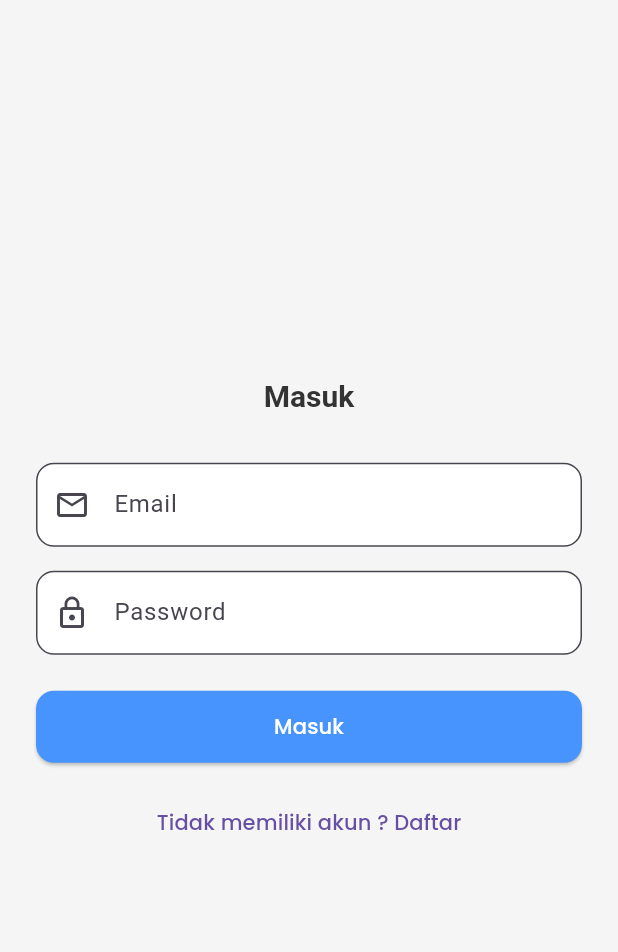
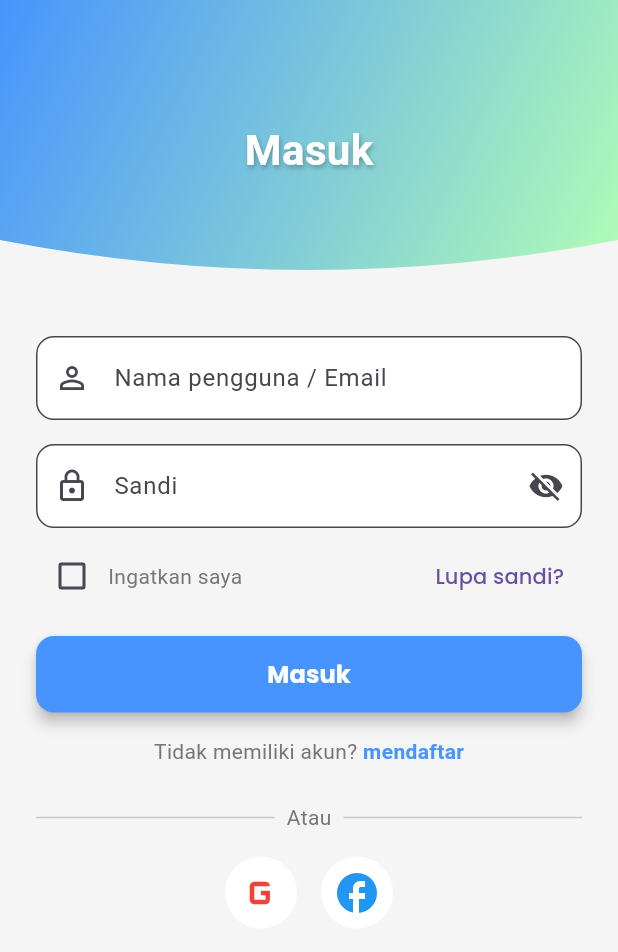
Before and after one commit to ArifbillahKamil/Water-Guard-Project, a Flutter app: the screen it shows after launch, on a phone screen of 412 x 824 dp. Shown: the top 952 px of the screen. Run offline on Flutter 3.47's test engine with Material 3 defaults, Android fonts, the phone set to English and light mode, and no system bars; our stand-ins replace google_fonts.

Commit message:
perubahan login

```diff
--- a/lib/screens/login_screen.dart
+++ b/lib/screens/login_screen.dart
@@ -1,54 +1,228 @@
 import 'package:flutter/material.dart';
 
-class LoginScreen extends StatelessWidget {
+class LoginScreen extends StatefulWidget {
   const LoginScreen({super.key});
+
+  @override
+  State<LoginScreen> createState() => _LoginScreenState();
+}
+
+class _LoginScreenState extends State<LoginScreen> {
+  bool rememberMe = false;
+  bool obscurePassword = true;
 
   @override
   Widget build(BuildContext context) {
     final theme = Theme.of(context);
 
     return Scaffold(
-      body: SafeArea(
-        child: Padding(
-          padding: const EdgeInsets.all(24.0),
-          child: Column(
-            mainAxisAlignment: MainAxisAlignment.center,
-            children: [
-              Text("Masuk", style: theme.textTheme.titleLarge),
-              const SizedBox(height: 32),
-              TextField(
-                obscureText: false,
-                decoration: const InputDecoration(
-                  labelText: "Email",
-                  prefixIcon: Icon(Icons.email_outlined),
+      body: SingleChildScrollView(
+        child: Column(
+          children: [
+            // Header dengan wave
+            ClipPath(
+              clipper: WaveClipper(),
+              child: Container(
+                height: 200,
+                width: double.infinity,
+                decoration: const BoxDecoration(
+                  gradient: LinearGradient(
+                    colors: [Color(0xFF4894FE), Color(0xFFB3FEB5)],
+                    begin: Alignment.topLeft,
+                    end: Alignment.bottomRight,
+                  ),
+                ),
+                child: const Center(
+                  child: Text(
+                    "Masuk",
+                    style: TextStyle(
+                      fontSize: 28,
+                      fontWeight: FontWeight.bold,
+                      color: Colors.white,
+                      shadows: [
+                        Shadow(
+                          offset: Offset(1, 2),
+                          blurRadius: 4,
+                          color: Colors.black26,
+                        ),
+                      ],
+                    ),
+                  ),
                 ),
               ),
-              const SizedBox(height: 16),
-              TextField(
-                obscureText: true,
-                decoration: const InputDecoration(
-                  labelText: "Password",
-                  prefixIcon: Icon(Icons.lock_outline),
-                ),
+            ),
+
+            // Form Login
+            Padding(
+              padding: const EdgeInsets.all(24.0),
+              child: Column(
+                crossAxisAlignment: CrossAxisAlignment.stretch,
+                children: [
+                  // Username / Email
+                  TextField(
+                    decoration: const InputDecoration(
+                      labelText: "Nama pengguna / Email",
+                      prefixIcon: Icon(Icons.person_outline),
+                    ),
+                  ),
+                  const SizedBox(height: 16),
+
+                  // Password
+                  TextField(
+                    obscureText: obscurePassword,
+                    decoration: InputDecoration(
+                      labelText: "Sandi",
+                      prefixIcon: const Icon(Icons.lock_outline),
+                      suffixIcon: IconButton(
+                        icon: Icon(
+                          obscurePassword
+                              ? Icons.visibility_off
+                              : Icons.visibility,
+                        ),
+                        onPressed: () {
+                          setState(() {
+                            obscurePassword = !obscurePassword;
+                          });
+                        },
+                      ),
+                    ),
+                  ),
+                  const SizedBox(height: 8),
+
+                  // Ingatkan saya + Lupa sandi
+                  Row(
+                    mainAxisAlignment: MainAxisAlignment.spaceBetween,
+                    children: [
+                      Row(
+                        children: [
+                          Checkbox(
+                            value: rememberMe,
+                            onChanged: (value) {
+                              setState(() {
+                                rememberMe = value ?? false;
+                              });
+                            },
+                          ),
+                          const Text("Ingatkan saya"),
+                        ],
+                      ),
+                      TextButton(
+                        onPressed: () {},
+                        child: const Text("Lupa sandi?"),
+                      ),
+                    ],
+                  ),
+                  const SizedBox(height: 16),
+
+                  // Tombol Login
+                  ElevatedButton(
+                    onPressed: () {},
+                    style: ElevatedButton.styleFrom(
+                      padding: const EdgeInsets.symmetric(vertical: 14),
+                      shape: RoundedRectangleBorder(
+                        borderRadius: BorderRadius.circular(12),
+                      ),
+                      elevation: 4,
+                      backgroundColor: const Color(0xFF4894FE),
+                    ),
+                    child: const Text(
+                      "Masuk",
+                      style: TextStyle(
+                        fontSize: 16,
+                        fontWeight: FontWeight.bold,
+                      ),
+                    ),
+                  ),
+
+                  const SizedBox(height: 16),
+                  Center(
+                    child: GestureDetector(
+                      onTap: () {
+                        // TODO: Navigasi ke RegisterScreen
+                      },
+                      child: const Text.rich(
+                        TextSpan(
+                          text: "Tidak memiliki akun? ",
+                          children: [
+                            TextSpan(
+                              text: "mendaftar",
+                              style: TextStyle(
+                                color: Color(0xFF4894FE),
+                                fontWeight: FontWeight.bold,
+                              ),
+                            ),
+                          ],
+                        ),
+                      ),
+                    ),
+                  ),
+                  const SizedBox(height: 24),
+
+                  // Divider
+                  Row(
+                    children: const [
+                      Expanded(child: Divider()),
+                      Padding(
+                        padding: EdgeInsets.symmetric(horizontal: 8),
+                        child: Text("Atau"),
+                      ),
+                      Expanded(child: Divider()),
+                    ],
+                  ),
+                  const SizedBox(height: 16),
+
+                  // Login via Sosial Media
+                  Row(
+                    mainAxisAlignment: MainAxisAlignment.center,
+                    children: [
+                      CircleAvatar(
+                        radius: 24,
+                        backgroundColor: Colors.white,
+                        child: Icon(
+                          Icons.g_mobiledata,
+                          size: 36,
+                          color: Colors.red,
+                        ),
+                      ),
+                      const SizedBox(width: 16),
+                      CircleAvatar(
+                        radius: 24,
+                        backgroundColor: Colors.white,
+                        child: Icon(
+                          Icons.facebook,
+                          size: 32,
+                          color: Colors.blue,
+                        ),
+                      ),
+                    ],
+                  ),
+                ],
               ),
-              const SizedBox(height: 24),
-              ElevatedButton(
-                onPressed: () {
-                  // TODO: integrasi login
-                },
-                child: const Text("Masuk"),
-              ),
-              const SizedBox(height: 16),
-              TextButton(
-                onPressed: () {
-                  // TODO: pindah ke halaman register
-                },
-                child: const Text("Tidak memiliki akun ? Daftar"),
-              ),
-            ],
-          ),
+            ),
+          ],
         ),
       ),
     );
   }
 }
+
+/// Custom wave clipper
+class WaveClipper extends CustomClipper<Path> {
+  @override
+  Path getClip(Size size) {
+    final path = Path();
+    path.lineTo(0, size.height - 40);
+    path.quadraticBezierTo(
+      size.width / 2,
+      size.height,
+      size.width,
+      size.height - 40,
+    );
+    path.lineTo(size.width, 0);
+    path.close();
+    return path;
+  }
+
+  @override
+  bool shouldReclip(CustomClipper<Path> oldClipper) => false;
+}
```
